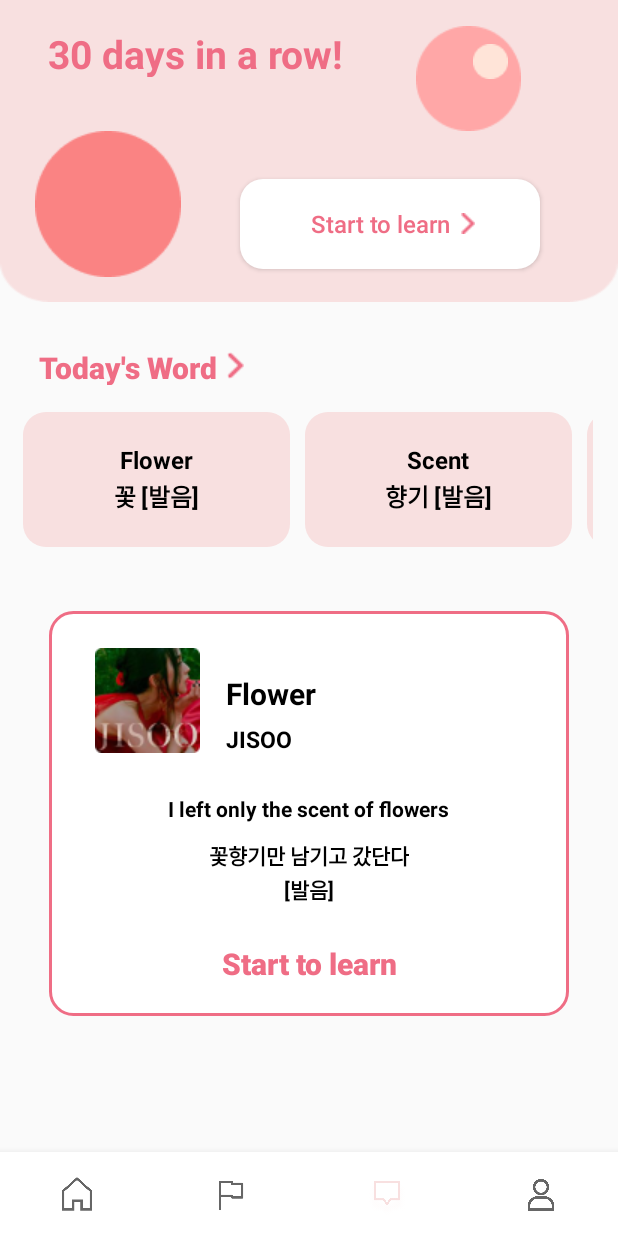
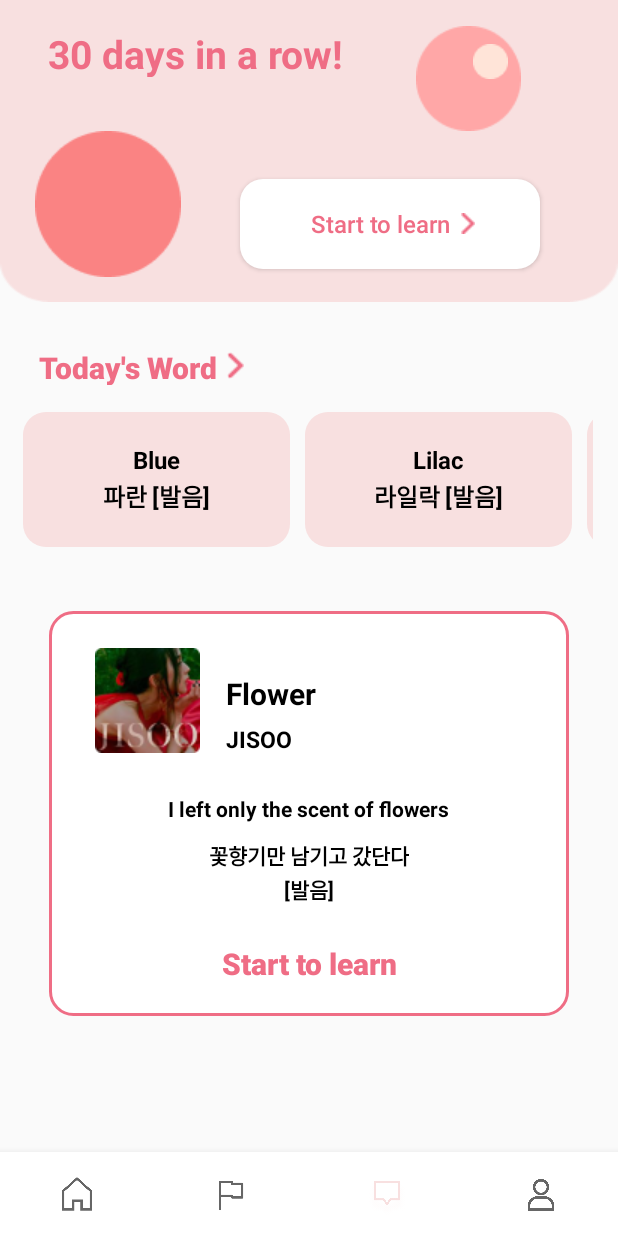
Before and after one commit to Ginieee/MP_Lyword, an Android app: the screen it shows after launch (MainActivity), item 3 of the bottom bar chosen, on a phone screen of 412 x 824 dp. Run offline under Robolectric (Android 15) with nearby library versions, the phone set to English and light mode, and no system bars; our stand-ins replace Room's generated code; libraries missing offline, so code that uses them is left out: net.crizin; pictures from the network do not load.

Commit message:
Today's Word 발음 tts 속도 수정 및 랜덤 단어 3개

```diff
--- a/app/src/main/java/com/example/lyword/today/TodayFragment.kt
+++ b/app/src/main/java/com/example/lyword/today/TodayFragment.kt
@@ -8,8 +8,13 @@ import androidx.fragment.app.Fragment
 import com.example.lyword.R
 import com.example.lyword.databinding.FragmentTodayBinding
 import com.example.lyword.studying.StudyingFragment
+import androidx.fragment.app.FragmentManager
+import androidx.fragment.app.FragmentTransaction
 import androidx.recyclerview.widget.LinearLayoutManager
 import com.example.lyword.MainActivity
+import com.example.lyword.studying.StudyingSongRVAdapter
+import java.util.Random
+
 
 class TodayFragment : Fragment() {
     lateinit var binding : FragmentTodayBinding
@@ -35,13 +40,78 @@ class TodayFragment : Fragment() {
 
         val todayWords = ArrayList<TodayWord>()
 
+
         todayWords.add(TodayWord("Flower", "꽃"))
         todayWords.add(TodayWord("Scent", "향기"))
         todayWords.add(TodayWord("Only", "오직"))
+        todayWords.add(TodayWord("Kind", "착한"))
+        todayWords.add(TodayWord("Change", "변하다"))
+        // 5개
+        todayWords.add(TodayWord("Perhaps", "어쩌면"))
+        todayWords.add(TodayWord("Also", "또한"))
+        todayWords.add(TodayWord("Time", "시간"))
+        todayWords.add(TodayWord("Red", "붉다"))
+        todayWords.add(TodayWord("Burn", "타다"))
+        // 10개
+        todayWords.add(TodayWord("Blue", "파란"))
+        todayWords.add(TodayWord("Butterfly", "나비"))
+        todayWords.add(TodayWord("Fly", "날다"))
+        todayWords.add(TodayWord("Catch", "잡다"))
+        todayWords.add(TodayWord("Portion", "몫"))
+        // 15개
+        todayWords.add(TodayWord("Now", "이제"))
+        todayWords.add(TodayWord("Cloud", "구름"))
+        todayWords.add(TodayWord("You", "너"))
+        todayWords.add(TodayWord("Me", "나"))
+        todayWords.add(TodayWord("Nice", "괜찮은"))
+        // 20개
+        todayWords.add(TodayWord("Pretty", "예쁜"))
+        todayWords.add(TodayWord("Day", "날"))
+        todayWords.add(TodayWord("Leave", "남기다"))
+        todayWords.add(TodayWord("Crazy", "미친"))
+        todayWords.add(TodayWord("Horrible", "처참하다"))
+        // 25개
+        todayWords.add(TodayWord("Trample", "짓밟다"))
+        todayWords.add(TodayWord("Lilac", "라일락"))
+        todayWords.add(TodayWord("White", "하얀"))
+        todayWords.add(TodayWord("Petal", "꽃잎"))
+        todayWords.add(TodayWord("Wind", "바람"))
+        // 30개
+        todayWords.add(TodayWord("Lead", "이끌다"))
+        todayWords.add(TodayWord("Like", "처럼"))
+        todayWords.add(TodayWord("Spring", "봄"))
+        todayWords.add(TodayWord("Come", "오다"))
+        todayWords.add(TodayWord("Wind", "바람"))
+        // 35개
+        todayWords.add(TodayWord("Hello", "안녕"))
+        todayWords.add(TodayWord("Back", "뒤"))
+        todayWords.add(TodayWord("Never", "절대"))
+        todayWords.add(TodayWord("See", "보다"))
+        todayWords.add(TodayWord("Name", "이름"))
+        // 45개
+        todayWords.add(TodayWord("Rain", "비"))
+        todayWords.add(TodayWord("Apart", "떨어져"))
 
+        val random = Random()
+        val tmpWords = ArrayList<TodayWord>()
 
+        var count: Int = 0
 
-        binding.todayWordRv.adapter = TodayWordRVAdapter(todayWords)
+        do{
+            var num=random.nextInt(todayWords.size)
+            if(count==0) {
+                count++
+                tmpWords.add(todayWords[num])
+            }
+            else if(!tmpWords.contains(todayWords[num])){
+                count++
+                tmpWords.add(todayWords[num])
+
+            }
+
+        }while(count<=2)
+
+        binding.todayWordRv.adapter = TodayWordRVAdapter(tmpWords)
         binding.todayWordRv.layoutManager = LinearLayoutManager(context, LinearLayoutManager.HORIZONTAL, false)
 
 
--- a/app/src/main/java/com/example/lyword/today/TodayWordRVAdapter.kt
+++ b/app/src/main/java/com/example/lyword/today/TodayWordRVAdapter.kt
@@ -84,7 +84,7 @@ class TodayWordRVAdapter(private var todayWords: ArrayList<TodayWord>): Recycler
         romaza_speaker!!.setOnClickListener (
 
             View.OnClickListener { speakOut() }
-            )
+        )
 
         romaza_close_button.setOnClickListener {
 
@@ -99,7 +99,7 @@ class TodayWordRVAdapter(private var todayWords: ArrayList<TodayWord>): Recycler
 
         val text: CharSequence = tmp_lyrics!!.text
         tts!!.setPitch(0.6.toFloat()) // 음성 톤 높이 지정
-        tts!!.setSpeechRate(0.1.toFloat()) // 음성 속도 지정
+        tts!!.setSpeechRate(1.5.toFloat()) // 음성 속도 지정
 
         // 첫 번째 매개변수: 음성 출력을 할 텍스트
         // 두 번째 매개변수: 1. TextToSpeech.QUEUE_FLUSH - 진행중인 음성 출력을 끊고 이번 TTS의 음성 출력
```
